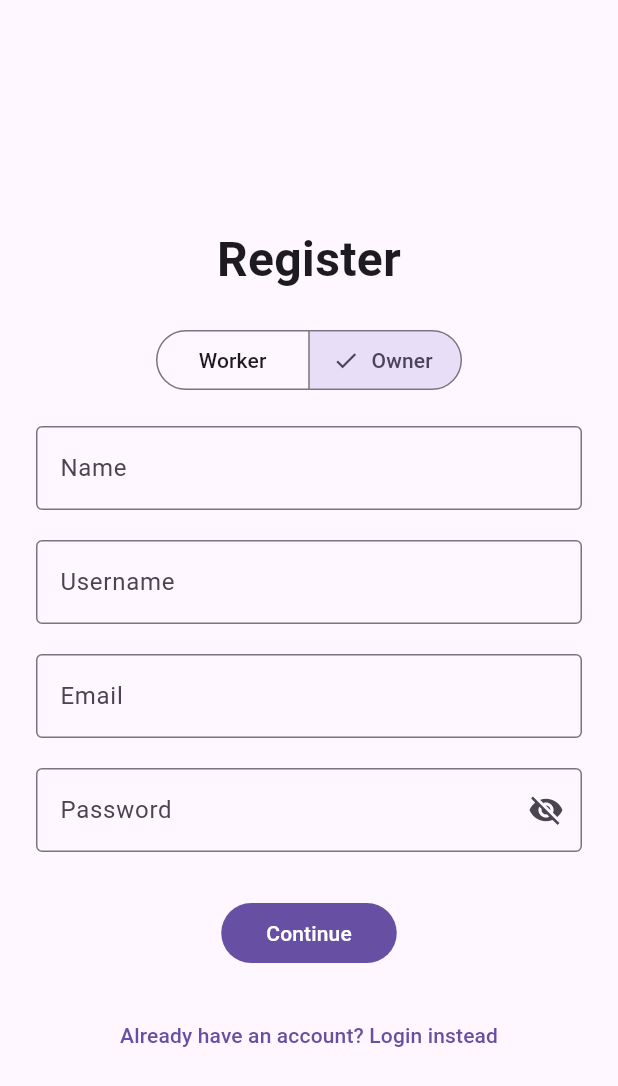
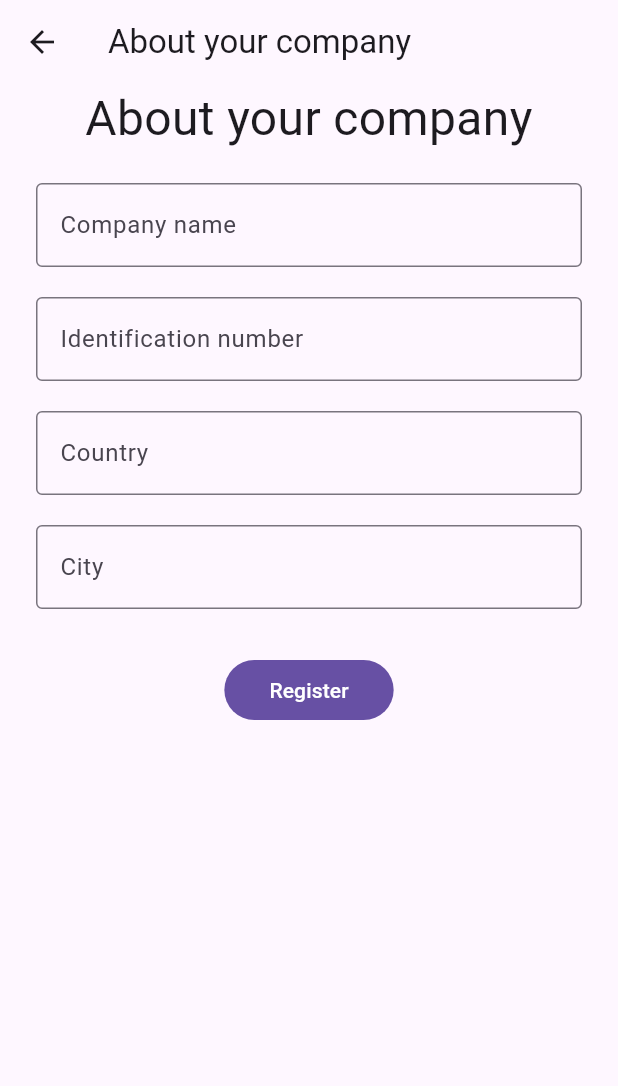
Before and after one commit to DittoBox/DittoBox-Mobile, a Flutter app: the screen it shows after launch, after a tap on "Owner", after a tap on "Continue", on a phone screen of 412 x 824 dp. Shown: the top 1086 px of the screen. Run offline on Flutter 3.47's test engine with Material 3 defaults, Android fonts, the phone set to English and light mode, and no system bars.

Commit message:
feature: Add appRoutes and initial screens

```diff
--- a/dittobox_mobile/lib/main.dart
+++ b/dittobox_mobile/lib/main.dart
@@ -1,3 +1,4 @@
+import 'package:dittobox_mobile/routes/app_routes.dart';
 import 'package:dittobox_mobile/user_and_profile/ui/screens/login_screen.dart';
 import 'package:dittobox_mobile/user_and_profile/ui/screens/register_screen.dart';
 import 'package:flutter/material.dart';
@@ -11,10 +12,11 @@ class MainApp extends StatelessWidget {
 
   @override
   Widget build(BuildContext context) {
-    return const MaterialApp(
+    return MaterialApp(
       title: 'DittoBox',
-      home: RegisterScreen(),
+      initialRoute: AppRoutes.register,
       debugShowCheckedModeBanner: false,
+      routes: appRoutes,
     );
 
   }
--- /dev/null
+++ b/dittobox_mobile/lib/routes/app_routes.dart
@@ -0,0 +1,16 @@
+import 'package:dittobox_mobile/user_and_profile/ui/screens/company_info_screen.dart';
+import 'package:dittobox_mobile/user_and_profile/ui/screens/login_screen.dart';
+import 'package:dittobox_mobile/user_and_profile/ui/screens/register_screen.dart';
+import 'package:flutter/material.dart';
+
+final Map<String, Widget Function(BuildContext)> appRoutes = {
+  '/login': (context) => LoginScreen(),
+  '/register': (context) => RegisterScreen(),
+  '/company_info': (context) => const CompanyInfoScreen(),
+};
+
+class AppRoutes {
+  static const String login = '/login';
+  static const String register = '/register';
+  static const String companyInfo = '/company_info';
+}
--- /dev/null
+++ b/dittobox_mobile/lib/user_and_profile/ui/screens/company_info_screen.dart
@@ -0,0 +1,98 @@
+import 'package:dittobox_mobile/routes/app_routes.dart';
+import 'package:flutter/material.dart';
+
+class CompanyInfoScreen extends StatefulWidget {
+  const CompanyInfoScreen({super.key});
+
+  @override
+  State<CompanyInfoScreen> createState() => _CompanyInfoScreenState();
+}
+
+class _CompanyInfoScreenState extends State<CompanyInfoScreen> {
+  final TextEditingController _companyNameController = TextEditingController();
+  final TextEditingController _identificationNumberController = TextEditingController();
+  final TextEditingController _countryController = TextEditingController();
+  final TextEditingController _cityController = TextEditingController();
+
+  @override
+  Widget build(BuildContext context) {
+    return Scaffold(
+      appBar: AppBar(
+        leading: IconButton(
+          icon: Icon(Icons.arrow_back),
+          onPressed: () {
+            Navigator.pop(context);
+          },
+        ),
+        title: Text('About your company'),
+        elevation: 0,
+      ),
+      body: Padding(
+        padding: const EdgeInsets.symmetric(horizontal: 24.0),
+        child: SingleChildScrollView(
+          child: Column(
+            mainAxisAlignment: MainAxisAlignment.center,
+            crossAxisAlignment: CrossAxisAlignment.stretch,
+            children: [
+              const Text(
+                'About your company',
+                textAlign: TextAlign.center,
+                style: TextStyle(
+                  fontSize: 32,
+                  fontWeight: FontWeight.normal,
+                ),
+              ),
+              const SizedBox(height: 20),
+              TextField(
+                controller: _companyNameController,
+                decoration: const InputDecoration(
+                  labelText: 'Company name',
+                  border: OutlineInputBorder(),
+                ),
+              ),
+              const SizedBox(height: 20),
+              TextField(
+                controller: _identificationNumberController,
+                decoration: const InputDecoration(
+                  labelText: 'Identification number',
+                  border: OutlineInputBorder(),
+                ),
+              ),
+              const SizedBox(height: 20),
+              TextField(
+                controller: _countryController,
+                decoration: const InputDecoration(
+                  labelText: 'Country',
+                  border: OutlineInputBorder(),
+                ),
+              ),
+              const SizedBox(height: 20),
+              TextField(
+                controller: _cityController,
+                decoration: const InputDecoration(
+                  labelText: 'City',
+                  border: OutlineInputBorder(),
+                ),
+              ),
+              const SizedBox(height: 30),
+              Row(
+                mainAxisAlignment: MainAxisAlignment.center,
+                children: [
+                  FilledButton(
+                    onPressed: () {
+                      Navigator.pushNamed(context, AppRoutes.login);
+                    },
+                    style: FilledButton.styleFrom(
+                        padding: const EdgeInsets.symmetric(horizontal: 30, vertical: 10),
+                    ),
+                    child: const Text('Register'),
+                  ),
+                ],
+              ),
+            ],
+          ),
+        ),
+      ),
+    );
+  }
+}
--- a/dittobox_mobile/lib/user_and_profile/ui/screens/register_screen.dart
+++ b/dittobox_mobile/lib/user_and_profile/ui/screens/register_screen.dart
@@ -1,3 +1,4 @@
+import 'package:dittobox_mobile/routes/app_routes.dart';
 import 'package:flutter/material.dart';
 
 class RegisterScreen extends StatefulWidget {
@@ -109,7 +110,7 @@ class _RegisterScreenState extends State<RegisterScreen> {
                     FilledButton(
                       onPressed: () {
                         if (userType == 'Owner') {
-                          //Navigator.pushNamed(context, AppRoutes.companyInfo);
+                          Navigator.pushNamed(context, AppRoutes.companyInfo);
                         } else {
                           // Navigator.pushNamed(context, AppRoutes.home);
                         }
@@ -124,7 +125,7 @@ class _RegisterScreenState extends State<RegisterScreen> {
                 const SizedBox(height: 20),
                 TextButton(
                   onPressed: () {
-                    // Navigator.pushNamed(context, AppRoutes.login);
+                    Navigator.pushNamed(context, AppRoutes.login);
                   },
                   child: const Text('Already have an account? Login instead'),
                 ),
```
